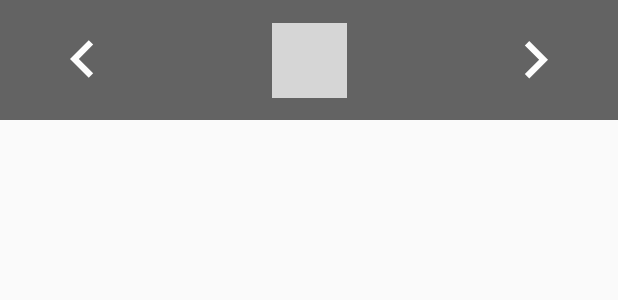
After one commit to whtjdhks3837/Player, an Android app: the layout basic_controller_view.xml on its own in the app's theme, with its tools: preview values and no code run, on a phone screen of 412 x 824 dp. The commit adds this screen. Shown: the top 300 px of the screen. Run offline under Robolectric (Android 15) with nearby library versions, the phone set to English and light mode, and no system bars; grey boxes are pictures that could not be loaded.

Commit message:
Basic controller view 작성

```diff
--- /dev/null
+++ b/dynamic_media_view/src/main/java/baejang/dynamic_media_view/view/ControllerType.kt
@@ -0,0 +1,5 @@
+package baejang.dynamic_media_view.view
+
+enum class ControllerType(val value: Int) {
+    Default(0), Basic(1)
+}
--- /dev/null
+++ b/dynamic_media_view/src/main/res/layout/basic_controller_view.xml
@@ -0,0 +1,39 @@
+<?xml version="1.0" encoding="utf-8"?>
+<androidx.constraintlayout.widget.ConstraintLayout xmlns:android="http://schemas.android.com/apk/res/android"
+    xmlns:app="http://schemas.android.com/apk/res-auto"
+    android:layout_width="match_parent"
+    android:layout_height="80dp"
+    android:alpha="0.6"
+    android:background="#000000">
+
+    <View
+        android:id="@+id/previous_btn"
+        android:layout_width="50dp"
+        android:layout_height="50dp"
+        android:layout_marginStart="30dp"
+        android:background="@drawable/ic_keyboard_arrow_left_24dp"
+        app:layout_constraintBottom_toBottomOf="parent"
+        app:layout_constraintStart_toStartOf="parent"
+        app:layout_constraintTop_toTopOf="parent" />
+
+    <View
+        android:id="@+id/next_btn"
+        android:layout_width="50dp"
+        android:layout_height="50dp"
+        android:layout_marginEnd="30dp"
+        android:background="@drawable/ic_keyboard_arrow_right_24dp"
+        app:layout_constraintBottom_toBottomOf="parent"
+        app:layout_constraintEnd_toEndOf="parent"
+        app:layout_constraintTop_toTopOf="parent" />
+
+    <View
+        android:id="@+id/play_and_pause_btn"
+        android:layout_width="50dp"
+        android:layout_height="50dp"
+        app:layout_constraintBottom_toBottomOf="parent"
+        app:layout_constraintEnd_toEndOf="parent"
+        app:layout_constraintStart_toStartOf="parent"
+        app:layout_constraintTop_toTopOf="parent"
+        android:background="@drawable/exo_controls_pause"/>
+
+</androidx.constraintlayout.widget.ConstraintLayout>
```
Also changed, not shown: dynamic_media_view/src/main/java/baejang/dynamic_media_view/presenter/PlayerActivity.kt (+17 -3 lines), dynamic_media_view/src/main/java/baejang/dynamic_media_view/view/BasicControllerView.kt (added, +62 -0 lines).
